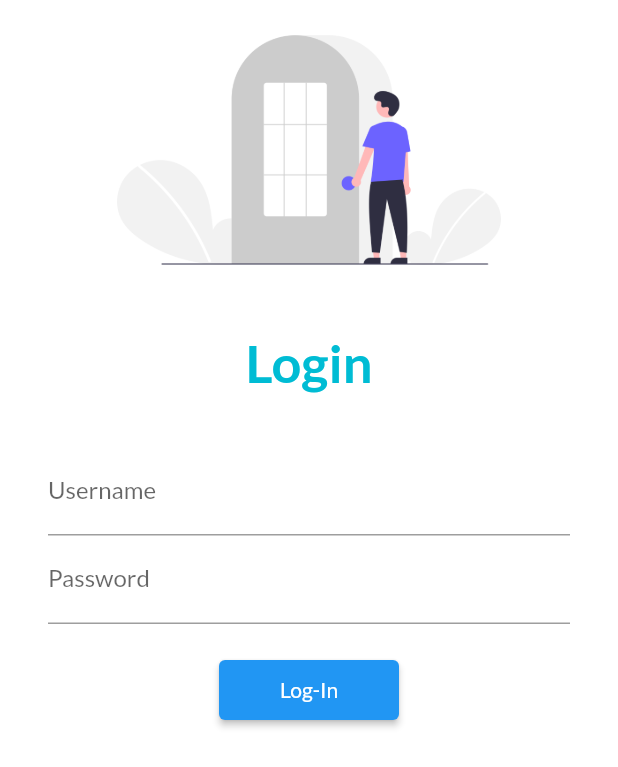
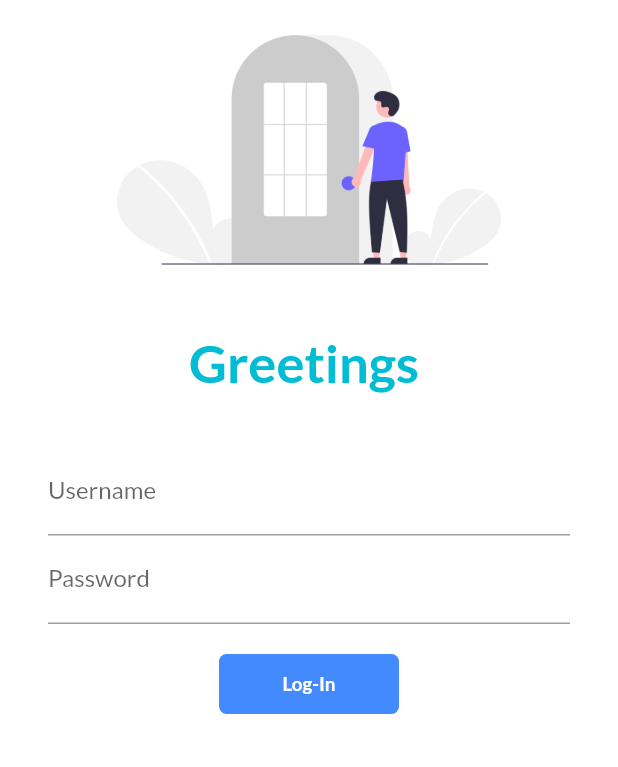
Before and after one commit to madhur5x/flutterlearning, a Flutter app: the screen it shows after launch, on a phone screen of 412 x 824 dp. Shown: the top 767 px of the screen. Run offline on Flutter 3.47's test engine with Material 2 defaults, Android fonts, the phone set to English and light mode, and no system bars; our stand-ins replace google_fonts.

Commit message:
day3 completed

```diff
--- a/lib/pages/login_page.dart
+++ b/lib/pages/login_page.dart
@@ -1,7 +1,15 @@
 import 'package:flutter/material.dart';
 import 'package:flutter_application_1/util/routes.dart';
 
-class Login_Page extends StatelessWidget {
+class Login_Page extends StatefulWidget {
+  @override
+  State<Login_Page> createState() => _Login_PageState();
+}
+
+class _Login_PageState extends State<Login_Page> {
+  String name = "";
+  bool changebutton = false;
+
   @override
   Widget build(BuildContext context) {
     return Material(
@@ -15,7 +23,7 @@ class Login_Page extends StatelessWidget {
               height: 20.0,
             ),
             Text(
-              "Login",
+              "Greetings $name",
               style: TextStyle(
                 color: Colors.cyan,
                 fontWeight: FontWeight.bold,
@@ -29,6 +37,10 @@ class Login_Page extends StatelessWidget {
               child: Column(
                 children: [
                   TextFormField(
+                    onChanged: (value) {
+                      name = value;
+                      setState(() {});
+                    },
                     decoration: InputDecoration(
                         hintText: " Enter Username", labelText: "Username"),
                   ),
@@ -37,14 +49,43 @@ class Login_Page extends StatelessWidget {
                     decoration: InputDecoration(
                         hintText: " Enter Password", labelText: "Password"),
                   ),
+
                   SizedBox(height: 20.0),
-                  ElevatedButton(
-                    onPressed: () {
+
+                  InkWell(
+                    onTap: (()async {
+                      setState(() {
+                        changebutton = true;
+                      });
+                      await Future.delayed(Duration(seconds:1));
                       Navigator.pushNamed(context, MyRoutes.homeRoutes);
-                    },
-                    child: Text('Log-In'),
-                    style: TextButton.styleFrom(minimumSize: Size(120, 40)),
+                    }),
+                    child: AnimatedContainer(
+                      duration: Duration(seconds: 1),
+                        height: 40,
+                        width: changebutton ?42:120,
+                        alignment: Alignment.center,
+                        child: changebutton?Icon(
+                          Icons.done,color:Colors.white):Text("Log-In",
+                          style: TextStyle(
+                              color: Colors.white,
+                              fontSize: 12.5,
+                              fontWeight: FontWeight.bold),
+                        ),
+                        decoration: BoxDecoration(
+                          color: Colors.blueAccent,
+                        // shape: changebutton?BoxShape.circle:BoxShape.rectangle,
+                          borderRadius: BorderRadius.circular(changebutton?50:5),
+                        )),
                   )
+
+                  // ElevatedButton(
+                  //   onPressed: () {
+                  //     Navigator.pushNamed(context, MyRoutes.homeRoutes);
+                  //   },
+                  //   child: Text('Log-In'),
+                  //   style: TextButton.styleFrom(minimumSize: Size(120, 40)),
+                  // )
                 ],
               ),
             ),
```
